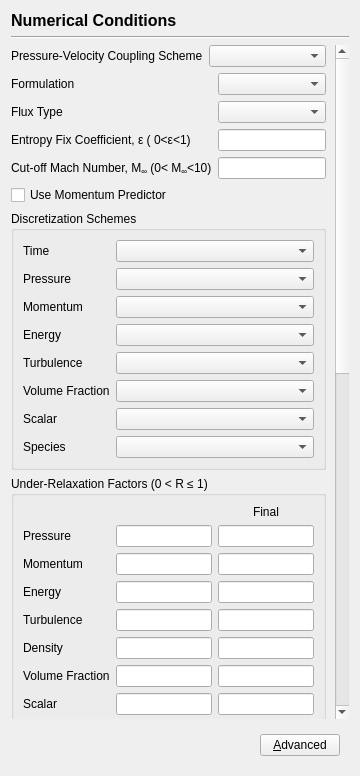
Qt form baramFlow/view/solution/numerical_conditions/numerical_conditions_page.ui (nextfoam/baram) before a commit.
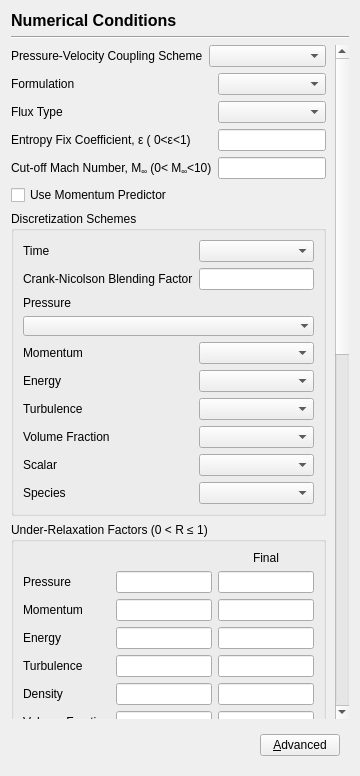
The same form after that commit. Custom widgets are drawn as their Qt base class.

Commit message: Issue baram#828 Numerical Conditions에 Crank-Nicolson Blending Factor 추가

```diff
--- a/baramFlow/view/solution/numerical_conditions/numerical_conditions_page.ui
+++ b/baramFlow/view/solution/numerical_conditions/numerical_conditions_page.ui
@@ -52,9 +52,9 @@
       <property name="geometry">
        <rect>
         <x>0</x>
-        <y>0</y>
+        <y>-782</y>
         <width>338</width>
-        <height>1366</height>
+        <height>1456</height>
        </rect>
       </property>
       <layout class="QVBoxLayout" name="verticalLayout">
@@ -172,6 +172,9 @@
           <string>Discretization Schemes</string>
          </property>
          <layout class="QFormLayout" name="discretizationSchemesLayout">
+          <property name="rowWrapPolicy">
+           <enum>QFormLayout::WrapLongRows</enum>
+          </property>
           <item row="0" column="0">
            <widget class="QLabel" name="label_20">
             <property name="text">
@@ -182,76 +185,103 @@
           <item row="0" column="1">
            <widget class="QComboBox" name="discretizationSchemeTime"/>
           </item>
-          <item row="2" column="0">
+          <item row="3" column="0">
            <widget class="QLabel" name="discretizationSchemesMomentumLabel">
             <property name="text">
              <string>Momentum</string>
             </property>
            </widget>
           </item>
-          <item row="2" column="1">
+          <item row="3" column="1">
            <widget class="QComboBox" name="discretizationSchemeMomentum"/>
           </item>
-          <item row="3" column="0">
+          <item row="4" column="0">
            <widget class="QLabel" name="label_19">
             <property name="text">
              <string>Energy</string>
             </property>
            </widget>
           </item>
-          <item row="3" column="1">
+          <item row="4" column="1">
            <widget class="QComboBox" name="discretizationSchemeEnergy"/>
           </item>
-          <item row="4" column="0">
+          <item row="5" column="0">
            <widget class="QLabel" name="label_22">
             <property name="text">
              <string>Turbulence</string>
             </property>
            </widget>
           </item>
-          <item row="4" column="1">
+          <item row="5" column="1">
            <widget class="QComboBox" name="discretizationSchemeTurbulence"/>
           </item>
-          <item row="5" column="0">
+          <item row="6" column="0">
            <widget class="QLabel" name="label_3">
             <property name="text">
              <string>Volume Fraction</string>
             </property>
            </widget>
           </item>
-          <item row="5" column="1">
+          <item row="6" column="1">
            <widget class="QComboBox" name="discretizationSchemeVolumeFraction"/>
           </item>
-          <item row="1" column="0">
+          <item row="2" column="0">
            <widget class="QLabel" name="label_4">
             <property name="text">
              <string>Pressure</string>
             </property>
            </widget>
           </item>
-          <item row="1" column="1">
-           <widget class="QComboBox" name="discretizationSchemePressure"/>
+          <item row="2" column="1">
+           <widget class="QComboBox" name="discretizationSchemePressure">
+            <property name="minimumSize">
+             <size>
+              <width>220</width>
+              <height>0</height>
+             </size>
+            </property>
+            <property name="frame">
+             <bool>false</bool>
+            </property>
+           </widget>
           </item>
-          <item row="6" column="0">
+          <item row="7" column="0">
            <widget class="QLabel" name="label_14">
             <property name="text">
              <string>Scalar</string>
             </property>
            </widget>
           </item>
-          <item row="6" column="1">
+          <item row="7" column="1">
            <widget class="QComboBox" name="discretizationSchemeScalar"/>
           </item>
-          <item row="7" column="0">
+          <item row="8" column="0">
            <widget class="QLabel" name="label_37">
             <property name="text">
              <string>Species</string>
             </property>
            </widget>
           </item>
-          <item row="7" column="1">
+          <item row="8" column="1">
            <widget class="QComboBox" name="discretizationSchemeSpecies"/>
           </item>
+          <item row="1" column="1">
+           <widget class="PFloatLineEdit" name="crankNicolsonBlendingFactor">
+            <property name="minimumSize">
+             <size>
+              <width>0</width>
+              <height>0</height>
+             </size>
+            </property>
+           </widget>
+          </item>
+          <item row="1" column="0">
+           <widget class="QLabel" name="label_41">
+            <property name="text">
+             <string>Crank-Nicolson Blending Factor</string>
+            </property>
+           </widget>
+          </item>
          </layout>
         </widget>
        </item>
@@ -742,6 +772,18 @@
    </item>
   </layout>
  </widget>
+ <customwidgets>
+  <customwidget>
+   <class>PFloatLineEdit</class>
+   <extends>QLineEdit</extends>
+   <header>widgets.pfloat_line_edit</header>
+  </customwidget>
+  <customwidget>
+   <class>IntEdit</class>
+   <extends>QLineEdit</extends>
+   <header>widgets.typed_edit</header>
+  </customwidget>
+ </customwidgets>
  <tabstops>
   <tabstop>pressureVelocityCouplingScheme</tabstop>
   <tabstop>formulation</tabstop>
```
Left out of the diff: 84 changed lines with no effect on the pictures. The commit also changes 19 other files.
